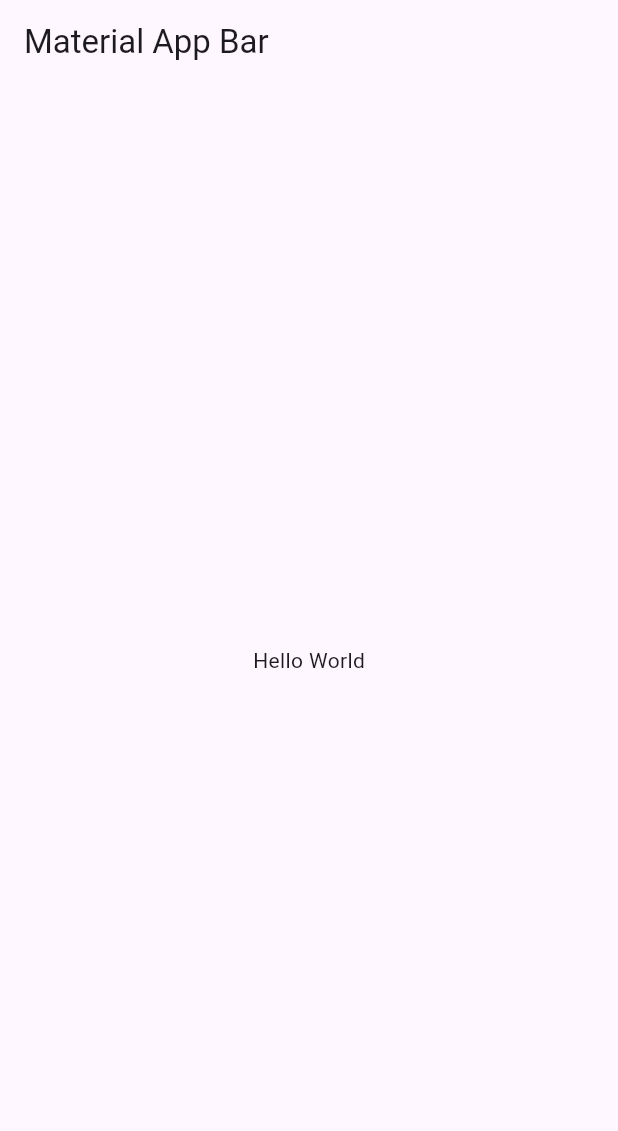
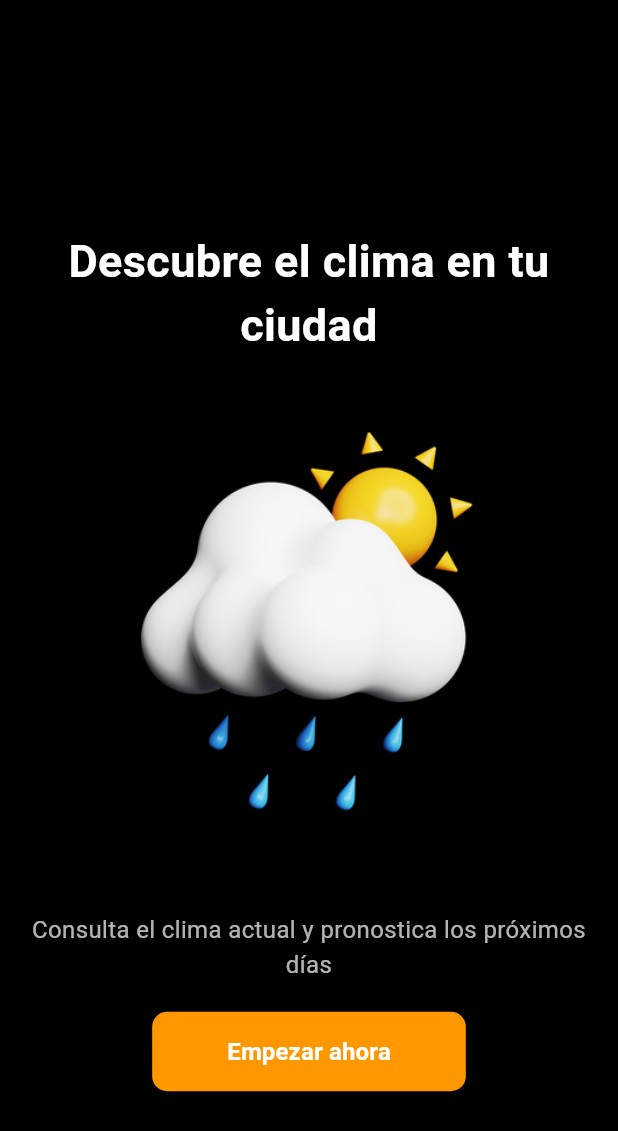
Before and after one commit to Drunok/WeatherApp, a Flutter app: the screen it shows after launch, on a phone screen of 412 x 824 dp. Shown: the top 1131 px of the screen. Run offline on Flutter 3.47's test engine with Material 3 defaults, Android fonts, the phone set to English and light mode, and no system bars; our stand-ins replace dartz, equatable, get_it, internet_connection_checker_plus.

Commit message:
Start Page ready

```diff
--- a/lib/config/routes/app_routes.dart
+++ b/lib/config/routes/app_routes.dart
@@ -1,16 +1,19 @@
-// import 'package:flutter/material.dart';
+import 'package:flutter/material.dart';
+import 'package:weather_app/features/start_page/presentation/start_page.dart';
 
-// class AppRoutes {
-//   static const String home = '/';
+class AppRoutes {
+  static const String start = '/';
 
-//   static Route onGenerateRoutes(RouteSettings settings) {
-//     switch (settings.name) {
-//       case home:
-//         return _materialRoute(const HomePage());
-//     }
-//   }
+  static Route onGenerateRoutes(RouteSettings settings) {
+    switch (settings.name) {
+      case start:
+        return _materialRoute(const StartPage());
+      default:
+        return _materialRoute(const StartPage()); // Default route if none matches
+    }
+  }
 
-//   static Route<dynamic> _materialRoute(Widget view) {
-//     return MaterialPageRoute(builder: (_) => view);
-//   }
-// }
+  static Route<dynamic> _materialRoute(Widget view) {
+    return MaterialPageRoute(builder: (_) => view);
+  }
+}
--- /dev/null
+++ b/lib/features/start_page/presentation/start_page.dart
@@ -0,0 +1,95 @@
+import 'package:flutter/material.dart';
+
+class StartPage extends StatelessWidget {
+  const StartPage({super.key});
+
+  @override
+  Widget build(BuildContext context) {
+    return Scaffold(
+      backgroundColor: Colors.black,
+      appBar: AppBar(
+        backgroundColor: Colors.black,
+        // title: Text('Weather App'),
+      ),
+      body: Center(
+        child: Padding(
+          padding: const EdgeInsets.all(16.0),
+          child: buildBody(),
+        ),
+      ),
+    );
+  }
+
+  Widget buildBody() {
+    return Column(
+      mainAxisAlignment: MainAxisAlignment.center,
+      crossAxisAlignment: CrossAxisAlignment.center,
+
+      children: [
+
+        // Titulo
+        Text(
+          'Descubre el clima en tu ciudad',
+          textAlign: TextAlign.center,
+          style: TextStyle(
+            fontSize: 30,
+            color: Colors.white,
+            fontWeight: FontWeight.bold,
+          ),
+        ),
+
+        // Icono de nube con rayo
+        Image.asset(
+          'assets/images/imagen_start_page.jpg',
+          width: 350,
+          height: 350,
+          fit: BoxFit.cover,
+        ),
+        // Icon(
+        //   Icons.cloud_queue,
+        //   size: 100,
+        //   color: Colors.white,
+        // ),
+
+        SizedBox(height: 20),
+
+        // SizedBox(height: 10),
+
+        // Descripcion
+        Text(
+          'Consulta el clima actual y pronostica los próximos días',
+          textAlign: TextAlign.center,
+          style: TextStyle(
+            fontSize: 16,
+            color: Colors.white70,
+          ),
+        ),
+
+        SizedBox(height: 20),
+
+        // Boton de empezar
+        ElevatedButton(
+          onPressed: () {
+
+          },
+          style: ElevatedButton.styleFrom(
+            backgroundColor: Colors.orange,
+            padding: EdgeInsets.symmetric(horizontal: 50, vertical: 15),
+            shape: RoundedRectangleBorder(
+              borderRadius: BorderRadius.circular(10),
+            ),
+          ),
+
+          child: Text(
+            'Empezar ahora',
+            style: TextStyle(
+              fontSize: 16,
+              color: Colors.white,
+              fontWeight: FontWeight.bold
+            ),
+          ),
+        )
+      ]
+    );
+  }
+}
--- a/lib/main.dart
+++ b/lib/main.dart
@@ -1,4 +1,7 @@
 import 'package:flutter/material.dart';
+import 'package:weather_app/config/routes/app_routes.dart';
+
+import 'features/start_page/presentation/start_page.dart';
 
 void main() {
   runApp(const MyApp());
@@ -11,15 +14,9 @@ class MyApp extends StatelessWidget {
   Widget build(BuildContext context) {
     return MaterialApp(
       debugShowCheckedModeBanner: false,
+      onGenerateRoute: AppRoutes.onGenerateRoutes,
       title: 'Weather App',
-      home: Scaffold(
-        appBar: AppBar(
-          title: const Text('Material App Bar'),
-        ),
-        body: const Center(
-          child: Text('Hello World'),
-        ),
-      ),
+      home: StartPage()
     );
   }
 }
--- a/pubspec.yaml
+++ b/pubspec.yaml
@@ -51,9 +51,9 @@ flutter:
   # the material Icons class.
   uses-material-design: true
   # To add assets to your application, add an assets section, like this:
-  # assets:
-  #   - images/a_dot_burr.jpeg
-  #   - images/a_dot_ham.jpeg
+  assets:
+    - assets/
+    - assets/images/
   # An image asset can refer to one or more resolution-specific "variants", see
   # https://flutter.dev/to/resolution-aware-images
   # For details regarding adding assets from package dependencies, see
```
Also changed, not shown: assets/images/imagen_start_page.jpg (added).
